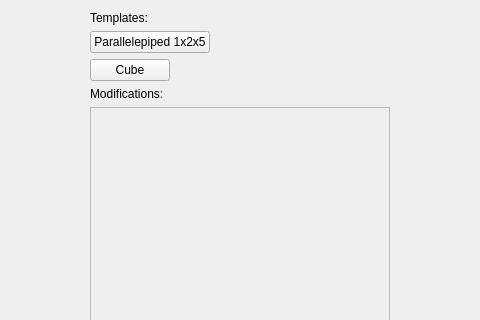
The window that 7-computer-graphics/3-isometric-projection/mainwindow.ui (UladBohdan/bsu) describes before a commit, drawn with Qt 5; both pictures show x 171 to 651 and y 0 to 320 of the 1062 by 594 pixel window.
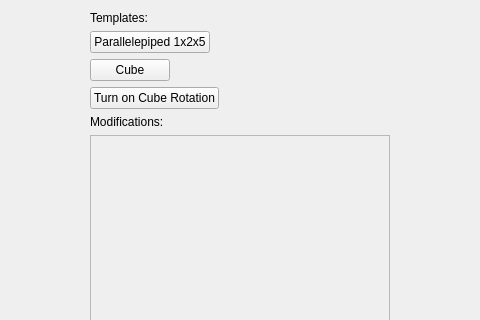
The same window after the commit.

Commit message: [7-computer-graphics] fixes for labs. Rotating Cube feature.

Patch:
```diff
--- a/7-computer-graphics/3-isometric-projection/mainwindow.ui
+++ b/7-computer-graphics/3-isometric-projection/mainwindow.ui
@@ -14,7 +14,7 @@
    <string>3-isometric-projection</string>
   </property>
   <widget class="QWidget" name="centralWidget">
-   <widget class="QWidget" name="">
+   <widget class="QWidget" name="layoutWidget">
     <property name="geometry">
      <rect>
       <x>10</x>
@@ -65,6 +65,19 @@
          </property>
         </widget>
        </item>
+       <item>
+        <widget class="QPushButton" name="cubeRotationButton">
+         <property name="sizePolicy">
+          <sizepolicy hsizetype="Maximum" vsizetype="Maximum">
+           <horstretch>0</horstretch>
+           <verstretch>0</verstretch>
+          </sizepolicy>
+         </property>
+         <property name="text">
+          <string>Turn on Cube Rotation</string>
+         </property>
+        </widget>
+       </item>
        <item>
         <widget class="QLabel" name="label_2">
          <property name="sizePolicy">
@@ -101,7 +114,7 @@
             <x>0</x>
             <y>0</y>
             <width>298</width>
-            <height>443</height>
+            <height>415</height>
            </rect>
           </property>
          </widget>
```
The commit also changes 10 other files.
